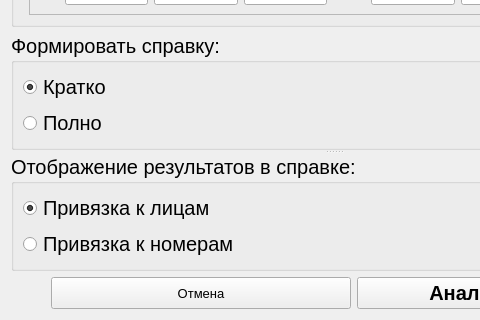
Qt form analysis.ui (Yavlados/VKR) before a commit; both pictures show x 0 to 480 and y 286 to 606 of the 667 by 606 pixel window.
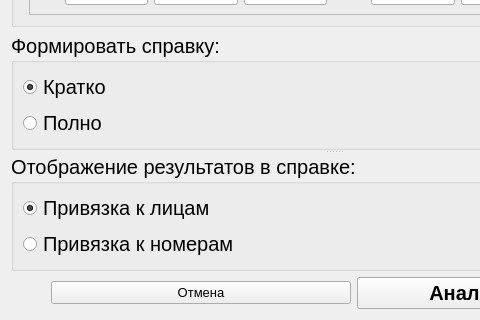
The same form after that commit.

```diff
--- a/analysis.ui
+++ b/analysis.ui
@@ -503,7 +503,7 @@
      <item>
       <widget class="QPushButton" name="pushButton_2">
        <property name="sizePolicy">
-        <sizepolicy hsizetype="Minimum" vsizetype="MinimumExpanding">
+        <sizepolicy hsizetype="Minimum" vsizetype="Fixed">
          <horstretch>0</horstretch>
          <verstretch>0</verstretch>
         </sizepolicy>
```
